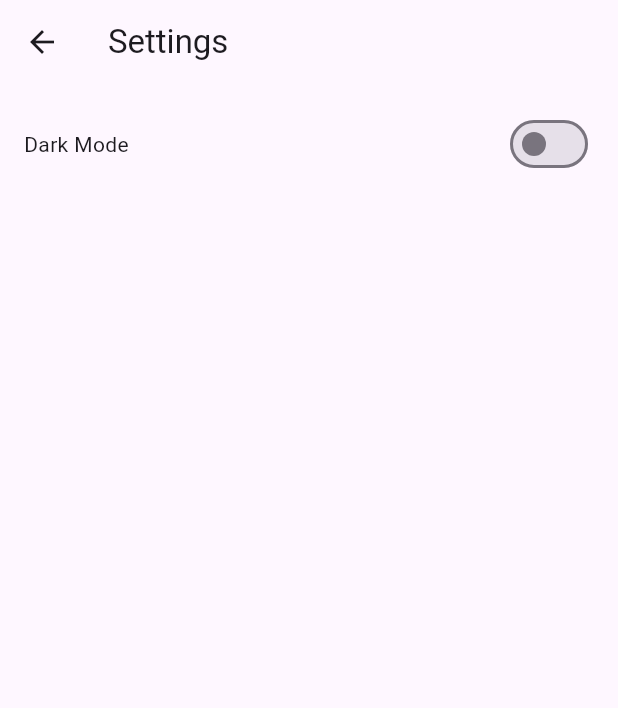
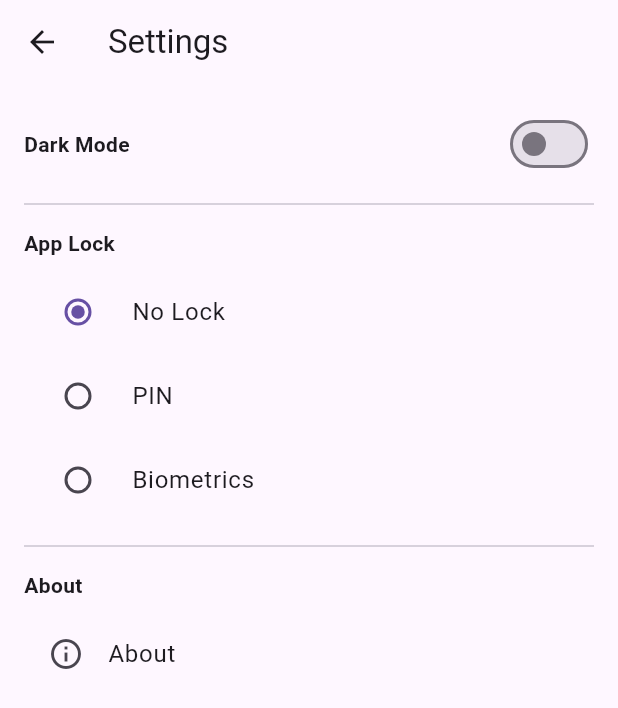
Before and after one commit to yohantse/SouqNote, a Flutter app: the SettingsScreen screen opened directly, on a phone screen of 412 x 824 dp. Shown: the top 708 px of the screen. Run offline on Flutter 3.47's test engine with Material 3 defaults, Android fonts, the phone set to English and light mode, and no system bars; our stand-ins replace isar, local_auth, sqflite; accounts and stored records are empty; generated files the repository leaves out were written again.

Commit message:
Add Settings screen: Theme toggle, About, Lock options

```diff
--- /dev/null
+++ b/lib/inventory/lock_manager.dart
@@ -0,0 +1,18 @@
+import 'package:flutter/material.dart';
+
+enum LockType { none, pin, biometrics }
+
+class LockManager extends ChangeNotifier {
+  LockType lockType = LockType.none;
+  String? pinCode;
+
+  void setLockType(LockType type, {String? pin}) {
+    lockType = type;
+    pinCode = pin;
+    notifyListeners();
+  }
+
+  bool verifyPin(String input) => pinCode == input;
+
+  bool isLocked() => lockType != LockType.none;
+}
--- a/lib/inventory/product_manager.dart
+++ b/lib/inventory/product_manager.dart
@@ -2,7 +2,6 @@ import 'package:flutter/material.dart';
 import 'package:isar/isar.dart';
 import 'package:path_provider/path_provider.dart';
 import '../models/models.dart';
-import 'dart:io';
 
 class ProductManager extends ChangeNotifier {
   List<Product> _products = [];
--- a/lib/main.dart
+++ b/lib/main.dart
@@ -1,21 +1,22 @@
 import 'package:flutter/material.dart';
 import 'package:provider/provider.dart';
-//import 'db_helper.dart'; Handles local SQLite database (currently not needed, working with isar.)
-import 'inventory/product_manager.dart'; // Product and sales state management
+
+import 'inventory/product_manager.dart';
+import 'inventory/lock_manager.dart';
 import 'theme_provider.dart';
-import 'screens/home_screen.dart'; // Import HomeScreen
+import 'screens/home_screen.dart';
+import 'screens/lock_check_wrapper.dart';
 
 void main() async {
   WidgetsFlutterBinding.ensureInitialized();
-  //await DBHelper().database;
+
   runApp(
     MultiProvider(
       providers: [
-        // Theme provider to handle light/dark theme switching
         ChangeNotifierProvider(create: (_) => ThemeProvider()),
-
-        // ProductManager handles products, sales, and credits
         ChangeNotifierProvider(create: (_) => ProductManager()),
+        ChangeNotifierProvider(
+            create: (_) => LockManager()), // <-- LockManager added here
       ],
       child: const SLRApp(),
     ),
@@ -23,31 +24,28 @@ void main() async {
 }
 
 class SLRApp extends StatelessWidget {
-  const SLRApp({Key? key}) : super(key: key);
+  const SLRApp({super.key});
 
   @override
   Widget build(BuildContext context) {
     final themeProvider = Provider.of<ThemeProvider>(context);
+
     return MaterialApp(
       debugShowCheckedModeBanner: false,
       title: 'SouqNote',
-      // Light theme configuration
       theme: ThemeData(
         primarySwatch: Colors.blue,
         brightness: Brightness.light,
         visualDensity: VisualDensity.adaptivePlatformDensity,
       ),
-      // Dark theme configuration
       darkTheme: ThemeData(
         primarySwatch: Colors.blue,
         brightness: Brightness.dark,
         visualDensity: VisualDensity.adaptivePlatformDensity,
       ),
-      // Select theme mode based on user preference
       themeMode: themeProvider.themeMode,
-
-      // Main screen shown when the app launches
-      home: const HomeScreen(),
+      home: const LockCheckWrapper(
+          child: HomeScreen()), // <-- wrapped with LockCheckWrapper
     );
   }
 }
--- a/lib/settings/settings_screen.dart
+++ b/lib/settings/settings_screen.dart
@@ -1,38 +1,129 @@
 import 'package:flutter/material.dart';
 import 'package:provider/provider.dart';
 import '../theme_provider.dart';
+import '../inventory/lock_manager.dart';
+import 'about_screen.dart';
 
 class SettingsScreen extends StatefulWidget {
-  const SettingsScreen({Key? key}) : super(key: key);
+  const SettingsScreen({super.key});
 
   @override
-  _SettingsScreenState createState() => _SettingsScreenState();
+  State<SettingsScreen> createState() => _SettingsScreenState();
 }
 
 class _SettingsScreenState extends State<SettingsScreen> {
+  LockType? _selectedLockType;
+  String? _pinInput;
+
+  @override
+  void initState() {
+    super.initState();
+    final lockManager = Provider.of<LockManager>(context, listen: false);
+    _selectedLockType = lockManager.lockType;
+  }
+
+  void _updateLock(LockType type) {
+    final lockManager = Provider.of<LockManager>(context, listen: false);
+    if (type == LockType.pin) {
+      _showPinDialog(lockManager);
+    } else {
+      lockManager.setLockType(type);
+      setState(() => _selectedLockType = type);
+    }
+  }
+
+  void _showPinDialog(LockManager lockManager) {
+    _pinInput = '';
+    showDialog(
+      context: context,
+      barrierDismissible: false,
+      builder: (_) => AlertDialog(
+        title: const Text('Set a 4-digit PIN'),
+        content: TextField(
+          autofocus: true,
+          obscureText: true,
+          keyboardType: TextInputType.number,
+          maxLength: 4,
+          onChanged: (val) => _pinInput = val,
+          decoration: const InputDecoration(hintText: 'Enter PIN'),
+        ),
+        actions: [
+          TextButton(
+            onPressed: () {
+              if (_pinInput != null && _pinInput!.length == 4) {
+                lockManager.setLockType(LockType.pin, pin: _pinInput);
+                setState(() => _selectedLockType = LockType.pin);
+                Navigator.of(context).pop();
+              }
+            },
+            child: const Text('Save'),
+          ),
+        ],
+      ),
+    );
+  }
+
   @override
   Widget build(BuildContext context) {
     final themeProvider = Provider.of<ThemeProvider>(context);
     return Scaffold(
-      appBar: AppBar(
-        title: const Text('Settings'),
-      ),
-      body: Padding(
-        padding: const EdgeInsets.all(16.0),
-        child: Row(
+      appBar: AppBar(title: const Text('Settings')),
+      body: ListView(
+        padding: const EdgeInsets.all(16),
         children: [
-            const Text('Dark Mode'),
-            const Spacer(),
+          // Theme Settings
+          Row(
+            mainAxisAlignment: MainAxisAlignment.spaceBetween,
+            children: [
+              const Text('Dark Mode',
+                  style: TextStyle(fontWeight: FontWeight.bold)),
               Switch(
-              value: themeProvider.themeMode == ThemeMode.dark,
-              onChanged: (value) {
-                final provider =
-                    Provider.of<ThemeProvider>(context, listen: false);
-                provider.toggleTheme(value);
+                value: themeProvider.isDarkMode,
+                onChanged: (val) {
+                  themeProvider.toggleDarkMode(val);
                 },
               ),
             ],
           ),
+          const Divider(height: 32),
+
+          // Lock Settings
+          const Text('App Lock', style: TextStyle(fontWeight: FontWeight.bold)),
+          const SizedBox(height: 8),
+          RadioListTile<LockType>(
+            title: const Text('No Lock'),
+            value: LockType.none,
+            groupValue: _selectedLockType,
+            onChanged: (val) => _updateLock(val!),
+          ),
+          RadioListTile<LockType>(
+            title: const Text('PIN'),
+            value: LockType.pin,
+            groupValue: _selectedLockType,
+            onChanged: (val) => _updateLock(val!),
+          ),
+          RadioListTile<LockType>(
+            title: const Text('Biometrics'),
+            value: LockType.biometrics,
+            groupValue: _selectedLockType,
+            onChanged: (val) => _updateLock(val!),
+          ),
+          const Divider(height: 32),
+
+          // About Section
+          const Text('About', style: TextStyle(fontWeight: FontWeight.bold)),
+          const SizedBox(height: 8),
+          ListTile(
+            leading: const Icon(Icons.info_outline),
+            title: const Text("About"),
+            onTap: () {
+              Navigator.push(
+                context,
+                MaterialPageRoute(builder: (context) => const AboutScreen()),
+              );
+            },
+          ),
+        ],
       ),
     );
   }
--- a/lib/theme_provider.dart
+++ b/lib/theme_provider.dart
@@ -1,11 +1,19 @@
 import 'package:flutter/material.dart';
 
-class ThemeProvider extends ChangeNotifier {
+class ThemeProvider with ChangeNotifier {
   ThemeMode _themeMode = ThemeMode.system;
 
   ThemeMode get themeMode => _themeMode;
 
-  void toggleTheme(bool isDark) {
+  bool get isDarkMode => _themeMode == ThemeMode.dark;
+
+  void setTheme(ThemeMode mode) {
+    _themeMode = mode;
+    notifyListeners();
+  }
+
+  // Optional helper for toggle
+  void toggleDarkMode(bool isDark) {
     _themeMode = isDark ? ThemeMode.dark : ThemeMode.light;
     notifyListeners();
   }
--- a/pubspec.yaml
+++ b/pubspec.yaml
@@ -50,6 +50,12 @@ dependencies:
       name: isar_flutter_libs
       url: https://pub.isar-community.dev/
     version: ^3.0.0
+  crypto: ^3.0.6
+  firebase_core: ^4.0.0
+  firebase_auth: ^6.0.1
+  google_sign_in: ^7.1.1
+  local_auth: ^2.3.0
+  flutter_secure_storage: ^9.2.4
 
 dev_dependencies:
   flutter_test:
```
Also changed, not shown: lib/models/models.dart (+25 -5 lines), lib/screens/credit_screen.dart (+17 -17 lines), lib/screens/dashboard_screen.dart (+46 -43 lines), lib/screens/home_screen.dart (+5 -10 lines), lib/screens/lock_check_wrapper.dart (added, +82 -0 lines), lib/screens/product_screen.dart (+41 -45 lines), lib/screens/sale_screen.dart (+14 -16 lines), lib/settings/about_screen.dart (added, +76 -0 lines), lib/models/models.g.dart, pubspec.lock, 5 other files. Lines whose indentation alone changed are shown as unchanged.
